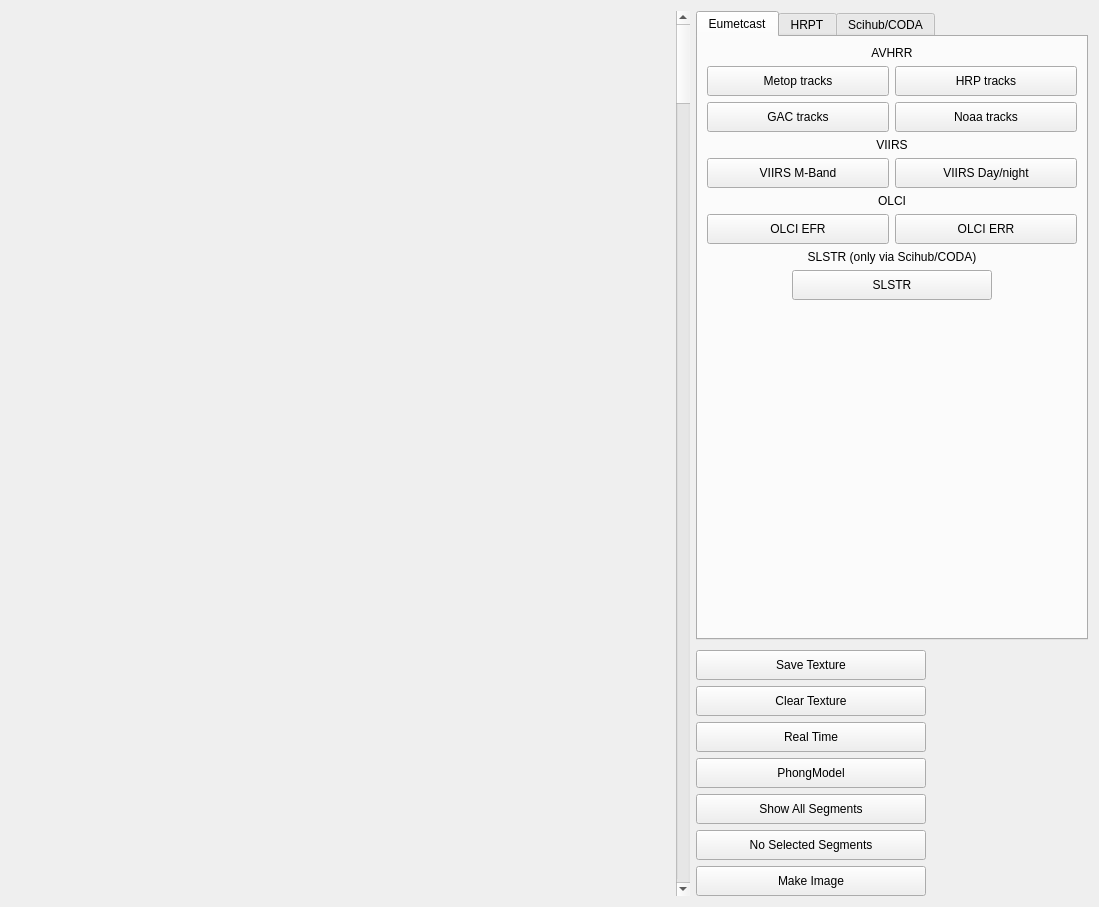
Above: core/formmapcyl.ui from hvanruys/EUMETCastView before the change. Below: the same form after it.
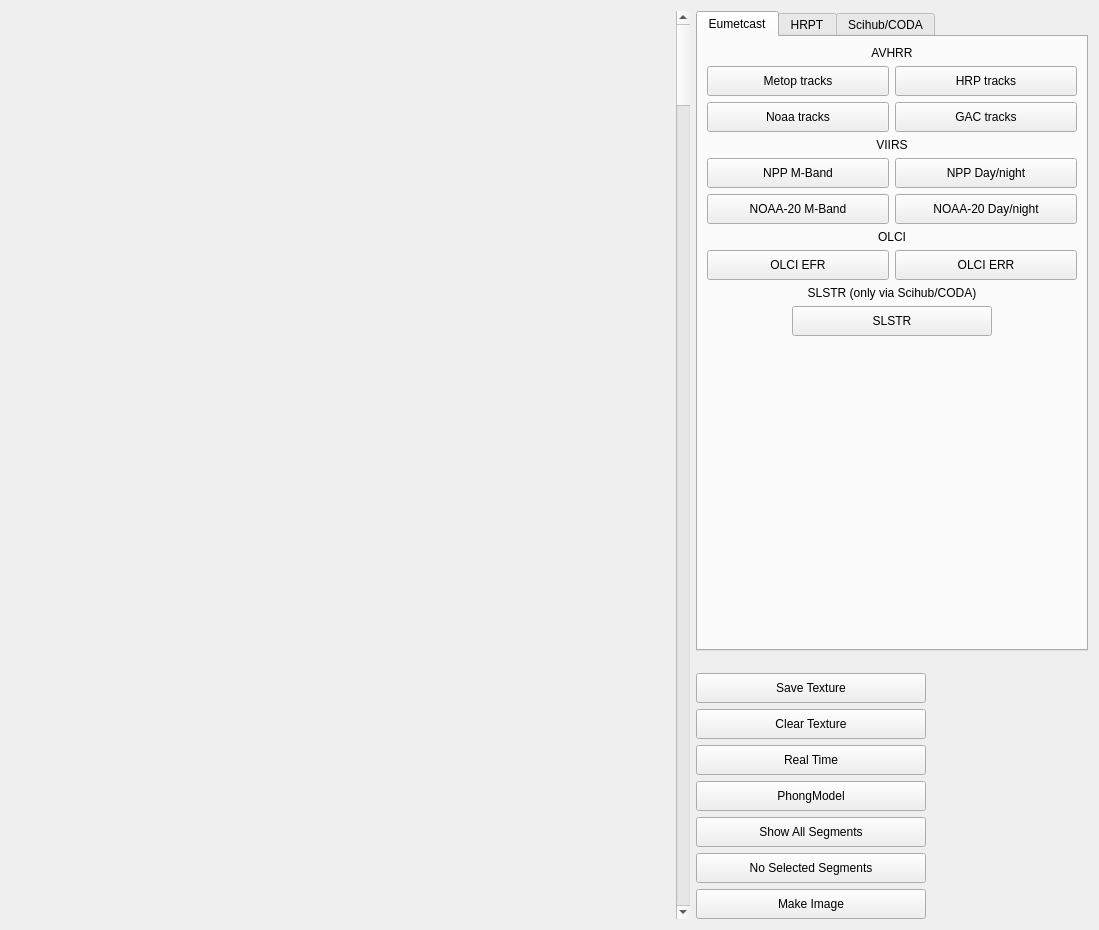
That is the form after the change.

Commit message: Added NOAA-20 (M- and DNB band)

Patch:
```diff
--- a/core/formmapcyl.ui
+++ b/core/formmapcyl.ui
@@ -7,7 +7,7 @@
     <x>0</x>
     <y>0</y>
     <width>1099</width>
-    <height>907</height>
+    <height>930</height>
    </rect>
   </property>
   <property name="windowTitle">
@@ -58,7 +58,7 @@
          </item>
          <item>
           <layout class="QGridLayout" name="gridLayout_2">
-           <item row="1" column="0">
+           <item row="1" column="1">
             <widget class="QPushButton" name="btnGAC">
              <property name="minimumSize">
               <size>
@@ -77,7 +77,7 @@
              </property>
             </widget>
            </item>
-           <item row="1" column="1">
+           <item row="1" column="0">
             <widget class="QPushButton" name="btnNoaa">
              <property name="minimumSize">
               <size>
@@ -167,8 +167,8 @@
           </widget>
          </item>
          <item>
-          <layout class="QHBoxLayout" name="horizontalLayout">
-           <item>
+          <layout class="QGridLayout" name="gridLayout_4">
+           <item row="0" column="0">
             <widget class="QPushButton" name="btnVIIRSM">
              <property name="minimumSize">
               <size>
@@ -183,11 +183,11 @@
               </size>
              </property>
              <property name="text">
-              <string> VIIRS M-Band </string>
+              <string> NPP M-Band </string>
              </property>
             </widget>
            </item>
-           <item>
+           <item row="0" column="1">
             <widget class="QPushButton" name="btnVIIRSDNB">
              <property name="minimumSize">
               <size>
@@ -202,7 +202,45 @@
               </size>
              </property>
              <property name="text">
-              <string> VIIRS Day/night </string>
+              <string> NPP Day/night </string>
+             </property>
+            </widget>
+           </item>
+           <item row="1" column="0">
+            <widget class="QPushButton" name="btnVIIRSMNOAA20">
+             <property name="minimumSize">
+              <size>
+               <width>150</width>
+               <height>30</height>
+              </size>
+             </property>
+             <property name="maximumSize">
+              <size>
+               <width>230</width>
+               <height>16777215</height>
+              </size>
+             </property>
+             <property name="text">
+              <string> NOAA-20 M-Band </string>
+             </property>
+            </widget>
+           </item>
+           <item row="1" column="1">
+            <widget class="QPushButton" name="btnVIIRSDNBNOAA20">
+             <property name="minimumSize">
+              <size>
+               <width>150</width>
+               <height>30</height>
+              </size>
+             </property>
+             <property name="maximumSize">
+              <size>
+               <width>230</width>
+               <height>16777215</height>
+              </size>
+             </property>
+             <property name="text">
+              <string> NOAA-20 Day/night </string>
              </property>
             </widget>
            </item>
```
Left out of the diff: 38 changed lines with no effect on the pictures. The commit also changes 34 other files.
